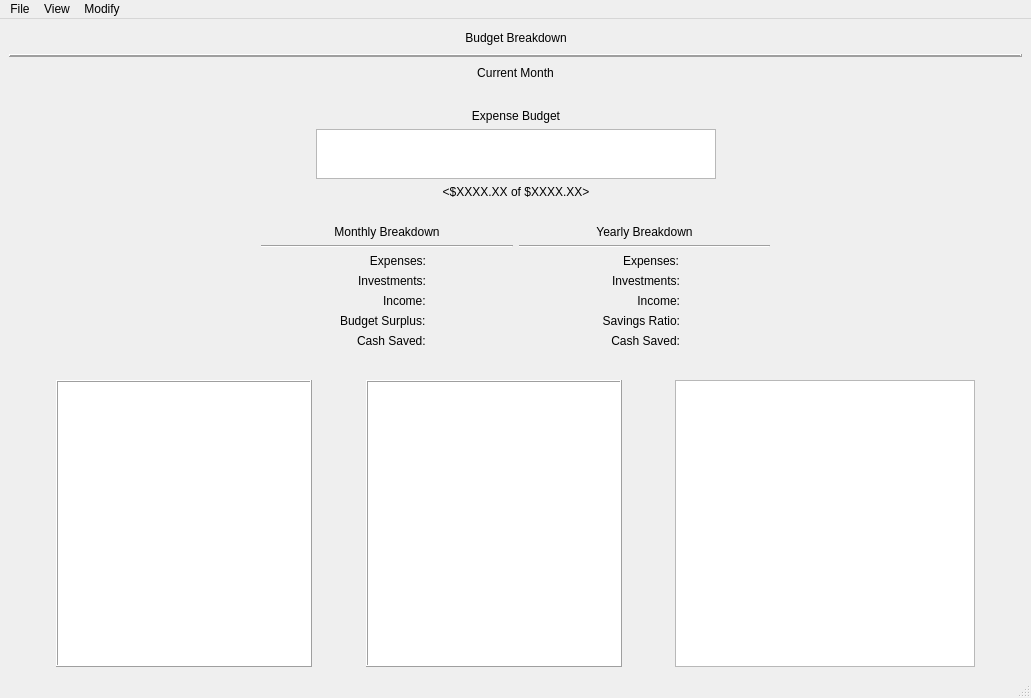
This is CashFlowManager/mainwindow.ui in epw7856/CashFlowManager as Qt 5 draws it before an edit. The edited form follows.
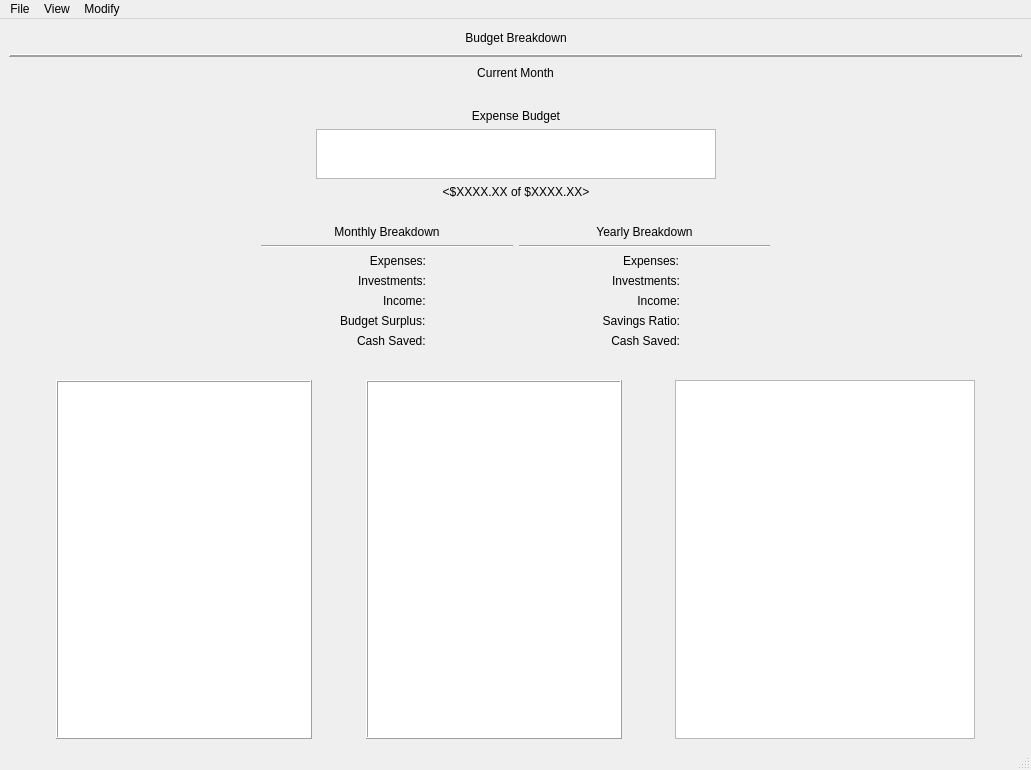
This is the edited form. Custom widgets are drawn as their Qt base class.

```diff
--- a/CashFlowManager/mainwindow.ui
+++ b/CashFlowManager/mainwindow.ui
@@ -7,7 +7,7 @@
     <x>0</x>
     <y>0</y>
     <width>1031</width>
-    <height>698</height>
+    <height>770</height>
    </rect>
   </property>
   <property name="windowTitle">
@@ -550,7 +550,7 @@
            <number>20</number>
           </attribute>
           <attribute name="horizontalHeaderDefaultSectionSize">
-           <number>100</number>
+           <number>105</number>
           </attribute>
           <attribute name="horizontalHeaderHighlightSections">
            <bool>false</bool>
@@ -611,6 +611,9 @@
           <attribute name="horizontalHeaderMinimumSectionSize">
            <number>20</number>
           </attribute>
+          <attribute name="horizontalHeaderDefaultSectionSize">
+           <number>105</number>
+          </attribute>
           <attribute name="horizontalHeaderHighlightSections">
            <bool>false</bool>
           </attribute>
```
